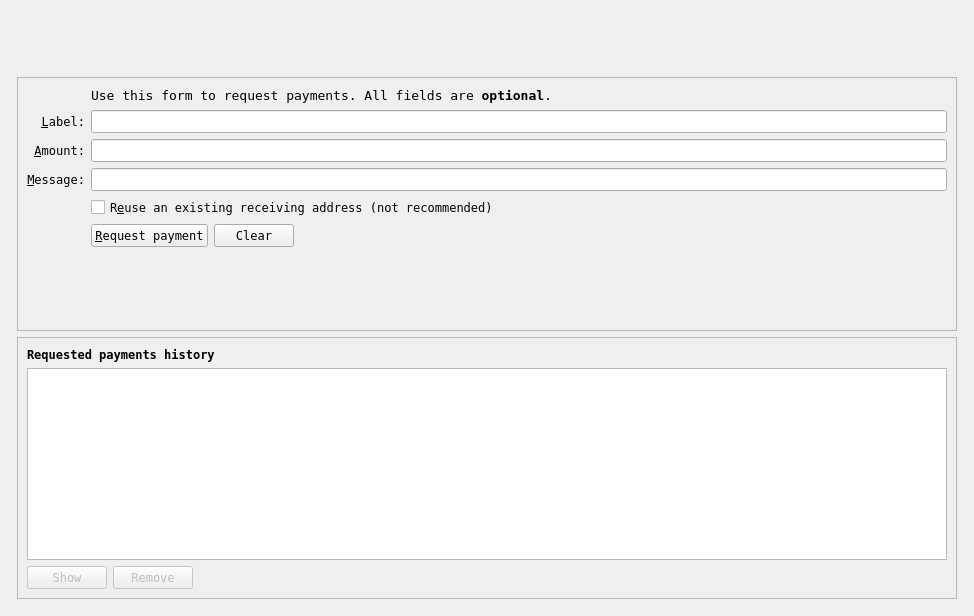
The window that src/qt/forms/receivecoinsdialog.ui (AureusXIV/AureusXIV) describes before a commit, drawn with Qt 5.
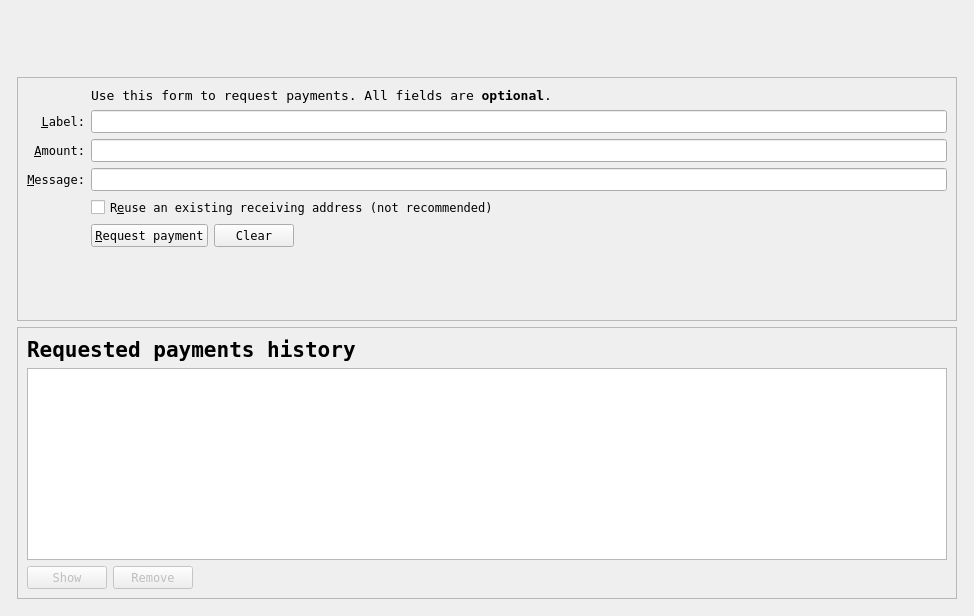
The same window after the commit. Custom widgets are drawn as their Qt base class.

```diff
--- a/src/qt/forms/receivecoinsdialog.ui
+++ b/src/qt/forms/receivecoinsdialog.ui
@@ -327,6 +327,7 @@
                <family>Andale Mono</family>
                <weight>75</weight>
                <bold>true</bold>
+               <pointsize>16</pointsize>
               </font>
              </property>
              <property name="text">
```
Left out of the diff: 43 changed lines with no effect on the pictures.
